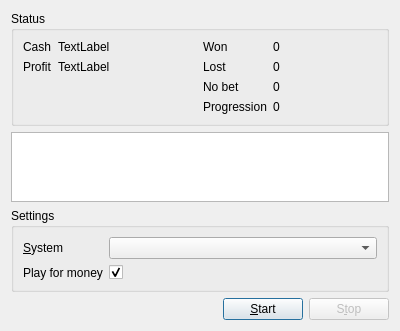
The window that source/casinodialog.ui (martin-kudlicka/roulette-bot) describes before a commit, drawn with Qt 5.
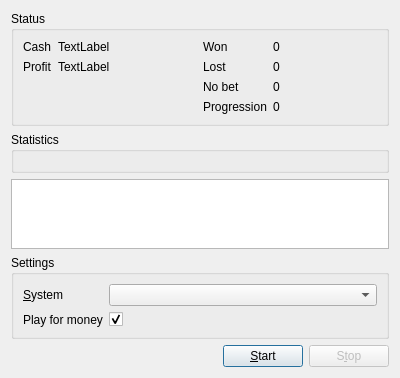
The same window after the commit.

Commit message: + system statistics

```diff
--- a/source/casinodialog.ui
+++ b/source/casinodialog.ui
@@ -7,7 +7,7 @@
     <x>0</x>
     <y>0</y>
     <width>400</width>
-    <height>300</height>
+    <height>328</height>
    </rect>
   </property>
   <property name="windowTitle">
@@ -115,6 +115,14 @@
      </layout>
     </widget>
    </item>
+   <item>
+    <widget class="QGroupBox" name="qgbCasinoStatistics">
+     <property name="title">
+      <string>Statistics</string>
+     </property>
+     <layout class="QVBoxLayout" name="verticalLayout_2"/>
+    </widget>
+   </item>
    <item>
     <widget class="QPlainTextEdit" name="qpteLog">
      <property name="readOnly">
```
The commit also changes 10 other files.
